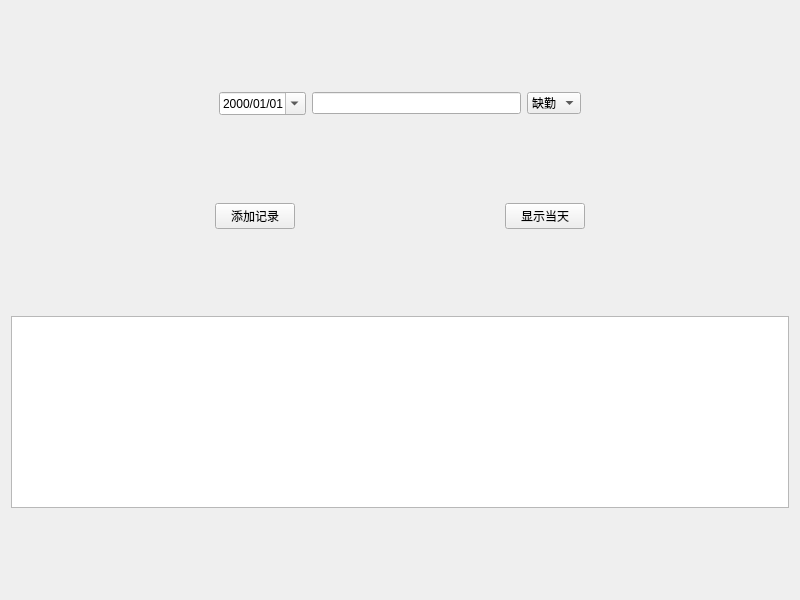
The window that 员工考勤系统/AttendanceQt/widget.ui (CYA0915/C-) describes before a commit, drawn with Qt 5.
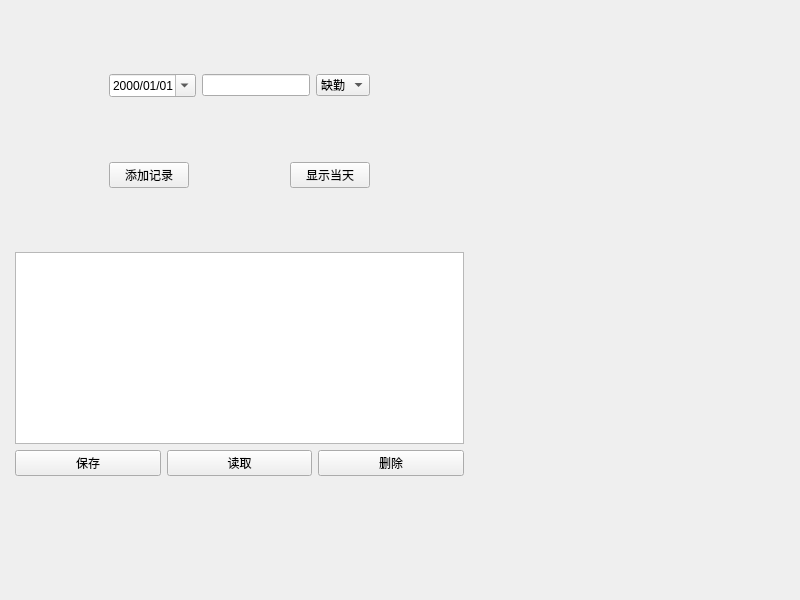
The same window after the commit.

Commit message: 保存不疯狂动物城 v0.4：归档协作原稿并增加月度考勤统计

What changed in the file:
```diff
--- a/员工考勤系统/AttendanceQt/widget.ui
+++ b/员工考勤系统/AttendanceQt/widget.ui
@@ -13,8 +13,15 @@
   <property name="windowTitle">
    <string>Widget</string>
   </property>
-  <layout class="QVBoxLayout" name="verticalLayout_2">
-   <item>
+  <widget class="QWidget" name="">
+   <property name="geometry">
+    <rect>
+     <x>15</x>
+     <y>15</y>
+     <width>449</width>
+     <height>520</height>
+    </rect>
+   </property>
     <layout class="QVBoxLayout" name="verticalLayout">
      <item>
       <spacer name="verticalSpacer_5">
@@ -180,6 +187,31 @@
      <item>
       <widget class="QTableWidget" name="tableWidget"/>
      </item>
+    <item>
+     <layout class="QHBoxLayout" name="horizontalLayout_3">
+      <item>
+       <widget class="QPushButton" name="saveRecord">
+        <property name="text">
+         <string>保存</string>
+        </property>
+       </widget>
+      </item>
+      <item>
+       <widget class="QPushButton" name="loadRecord">
+        <property name="text">
+         <string>读取</string>
+        </property>
+       </widget>
+      </item>
+      <item>
+       <widget class="QPushButton" name="deleteRecord">
+        <property name="text">
+         <string>删除</string>
+        </property>
+       </widget>
+      </item>
+     </layout>
+    </item>
      <item>
       <spacer name="verticalSpacer_4">
        <property name="orientation">
@@ -194,8 +226,7 @@
       </spacer>
      </item>
     </layout>
-   </item>
-  </layout>
+  </widget>
  </widget>
  <resources/>
  <connections/>
```
Lines whose indentation alone changed are shown as unchanged. The commit also changes 44 other files.
